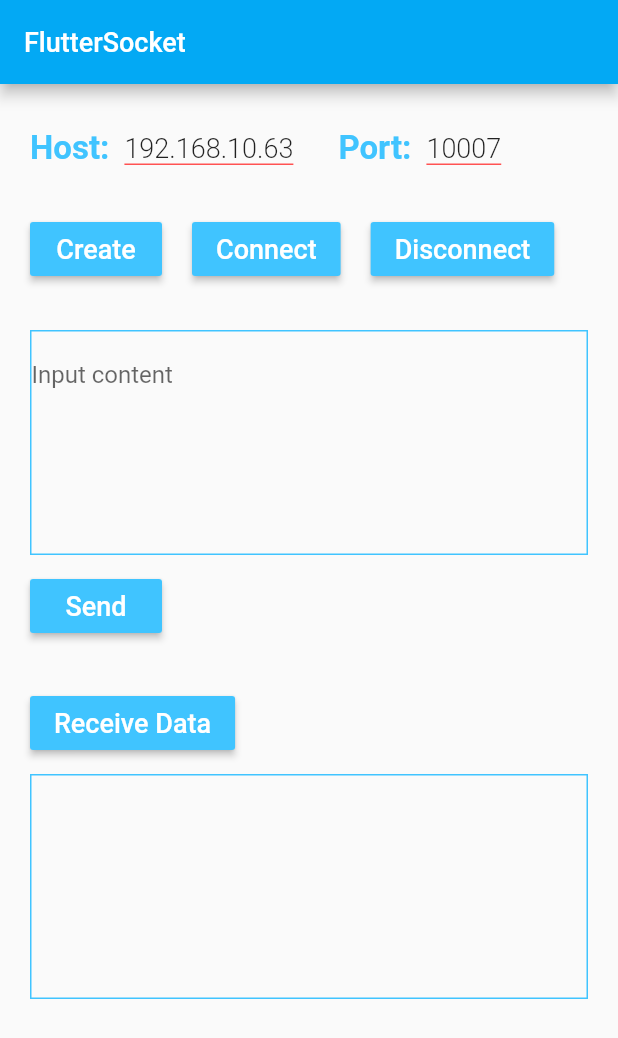
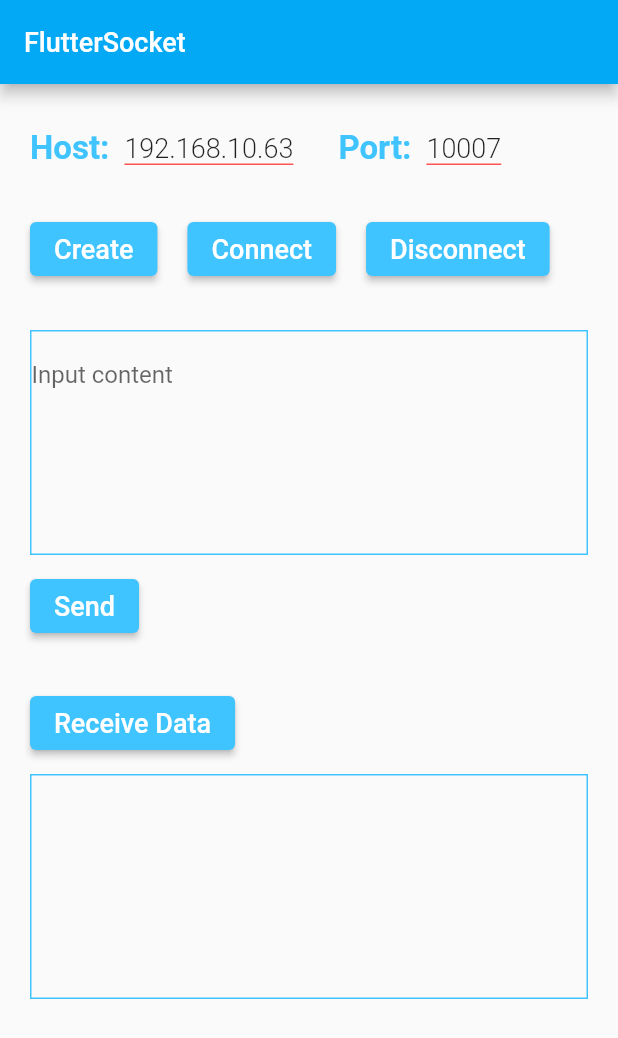
Before and after one commit to waitwalker/flutter_socket_plugin, a Flutter app: the screen it shows after launch, on a phone screen of 412 x 824 dp. Shown: the top 1038 px of the screen. Run offline on Flutter 3.47's test engine with Material 2 defaults, Android fonts, the phone set to English and light mode, and no system bars.

Commit message:
deprecated api handle

```diff
--- a/example/lib/main.dart
+++ b/example/lib/main.dart
@@ -120,24 +120,30 @@ class _HomePageState extends State<HomePage> {
               padding: EdgeInsets.only(left: 20,right: 20,top: 30),
               child: Row(
                 children: <Widget>[
-                  RaisedButton(
-                    color: Colors.lightBlueAccent,
+                  ElevatedButton(
+                    style: ButtonStyle(
+                      backgroundColor: ButtonStyleButton.allOrNull<Color>(Colors.lightBlueAccent),
+                    ),
                     child: Text("Create",style: TextStyle(fontSize: 18,color: Colors.white,fontWeight: FontWeight.w500),),
                     onPressed: () async {
                       await flutterSocket.createSocket(_host, _port, timeout: 20);
                     },
                   ),
                   Padding(padding: EdgeInsets.only(left: 20)),
-                  RaisedButton(
-                    color: Colors.lightBlueAccent,
+                  ElevatedButton(
+                    style: ButtonStyle(
+                      backgroundColor: ButtonStyleButton.allOrNull<Color>(Colors.lightBlueAccent),
+                    ),
                     child: Text("Connect",style: TextStyle(fontSize: 18,color: Colors.white,fontWeight: FontWeight.w500),),
                     onPressed: (){
                       flutterSocket.tryConnect();
                     },
                   ),
                   Padding(padding: EdgeInsets.only(left: 20)),
-                  RaisedButton(
-                    color: Colors.lightBlueAccent,
+                  ElevatedButton(
+                    style: ButtonStyle(
+                      backgroundColor: ButtonStyleButton.allOrNull<Color>(Colors.lightBlueAccent),
+                    ),
                     child: Text("Disconnect",style: TextStyle(fontSize: 18,color: Colors.white,fontWeight: FontWeight.w500),),
                     onPressed: (){
                       flutterSocket.tryDisconnect();
@@ -168,8 +174,10 @@ class _HomePageState extends State<HomePage> {
               padding: EdgeInsets.only(left: 20,right: 20,top: 10),
               child: Container(
                 alignment: Alignment.centerLeft,
-                child: RaisedButton(
-                  color: Colors.lightBlueAccent,
+                child: ElevatedButton(
+                  style: ButtonStyle(
+                    backgroundColor: ButtonStyleButton.allOrNull<Color>(Colors.lightBlueAccent),
+                  ),
                   child: Text("Send",style: TextStyle(fontSize: 18,color: Colors.white,fontWeight: FontWeight.w500),),
                   onPressed: (){
                     flutterSocket.send(textEditingController.text);
@@ -181,8 +189,10 @@ class _HomePageState extends State<HomePage> {
               padding: EdgeInsets.only(left: 20,right: 20,top: 30),
               child: Container(
                 alignment: Alignment.centerLeft,
-                child: RaisedButton(
-                  color: Colors.lightBlueAccent,
+                child: ElevatedButton(
+                  style: ButtonStyle(
+                    backgroundColor: ButtonStyleButton.allOrNull<Color>(Colors.lightBlueAccent),
+                  ),
                   child: Text("Receive Data",style: TextStyle(fontSize: 18,color: Colors.white,fontWeight: FontWeight.w500),),
                   onPressed: (){},),
               ),
--- a/pubspec.yaml
+++ b/pubspec.yaml
@@ -4,7 +4,7 @@ version: 1.0.1
 homepage: https://github.com/waitwalker/flutter_socket_plugin
 
 environment:
-  sdk: ">=2.1.0 <3.0.0"
+  sdk: ">=2.10.0 <3.0.0"
 
 dependencies:
   flutter:
```
Also changed, not shown: 1 other file.
